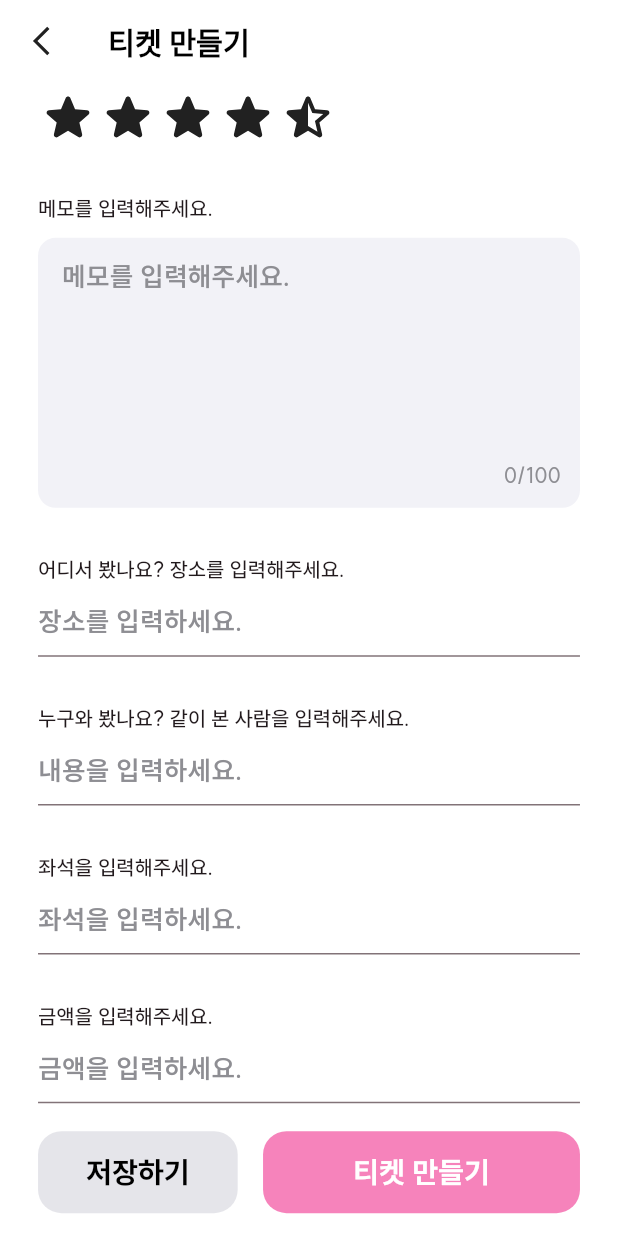
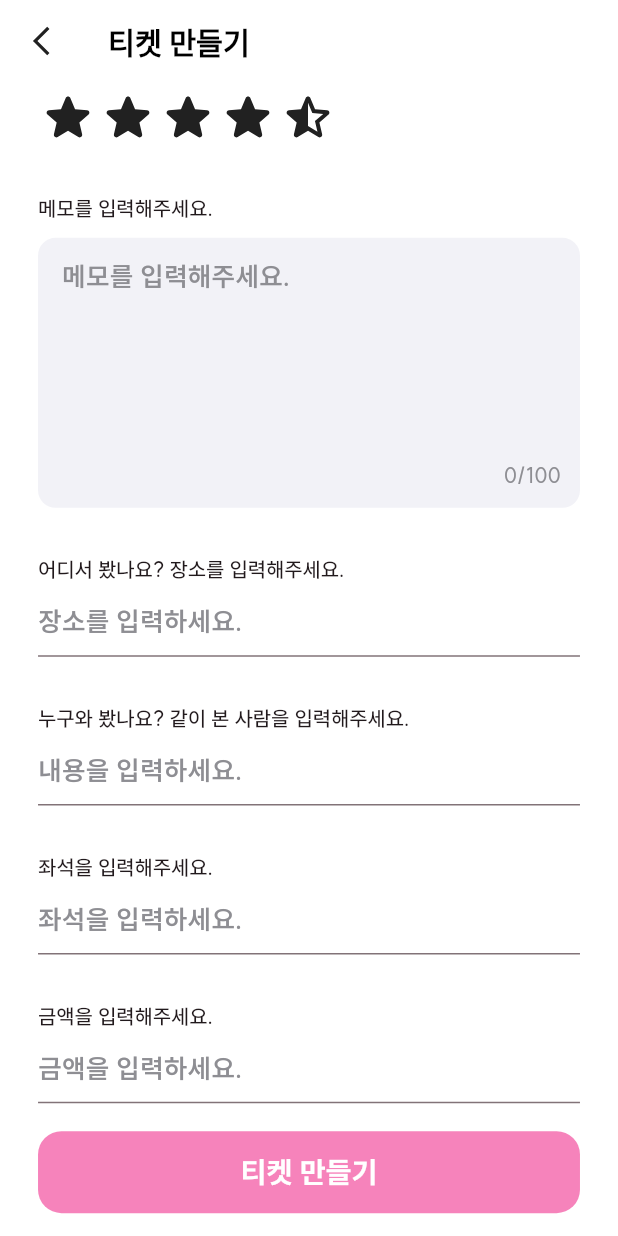
Before and after one commit to potenday-23/ticats_front_old, a Flutter app: the RegisterTicketScreen screen opened directly, scrolled down 564 dp, on a phone screen of 412 x 824 dp. Run offline on Flutter 3.47's test engine with Material 2 defaults, Android fonts, the light colour scheme and no system bars; drawn by our look-alikes of flutter_rating_bar; our stand-ins replace dio, flutter_dotenv, flutter_markdown, flutter_screenutil, flutter_secure_storage, flutter_svg and 7 more; missing offline and left inert: kakao_flutter_sdk_user, the_apple_sign_in; accounts and stored records are empty; project files that could hold a hidden picture were left out.

Commit message:
refactor: 저장 기능 삭제
Signed-off-by: qwertycvb(HeeRyun, Jin <jins4218@gmail.com>

```diff
--- a/lib/presentation/main/view/register_ticket_screen.dart
+++ b/lib/presentation/main/view/register_ticket_screen.dart
@@ -166,28 +166,12 @@ class RegisterTicketScreen extends GetView<MakeTicketController> {
                 keyboardType: TextInputType.number,
               ),
               SizedBox(height: 19.h),
-              Row(
-                children: [
-                  SizedBox(
-                    width: 126.w,
-                    child: TicketsButton(
-                      "저장하기",
-                      onTap: () {},
-                      color: AppColor.grayE5,
-                      textColor: Colors.black,
-                    ),
-                  ),
-                  SizedBox(width: 16.w),
-                  Expanded(
-                    child: TicketsButton(
-                      "티켓 만들기",
-                      onTap: () {
-                        controller.saveTicket();
-                      },
-                      color: AppColor.primaryNormal,
-                    ),
-                  ),
-                ],
+              TicketsButton(
+                "티켓 만들기",
+                onTap: () {
+                  controller.saveTicket();
+                },
+                color: AppColor.primaryNormal,
               ),
               SizedBox(height: 16.h),
             ],
```
